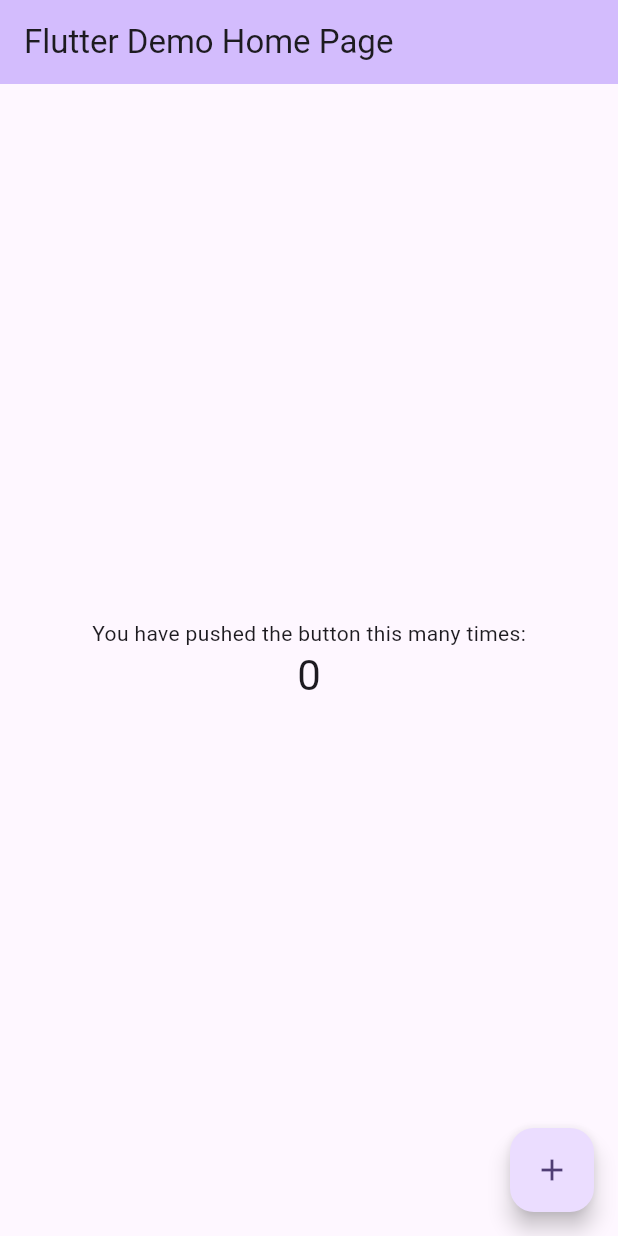
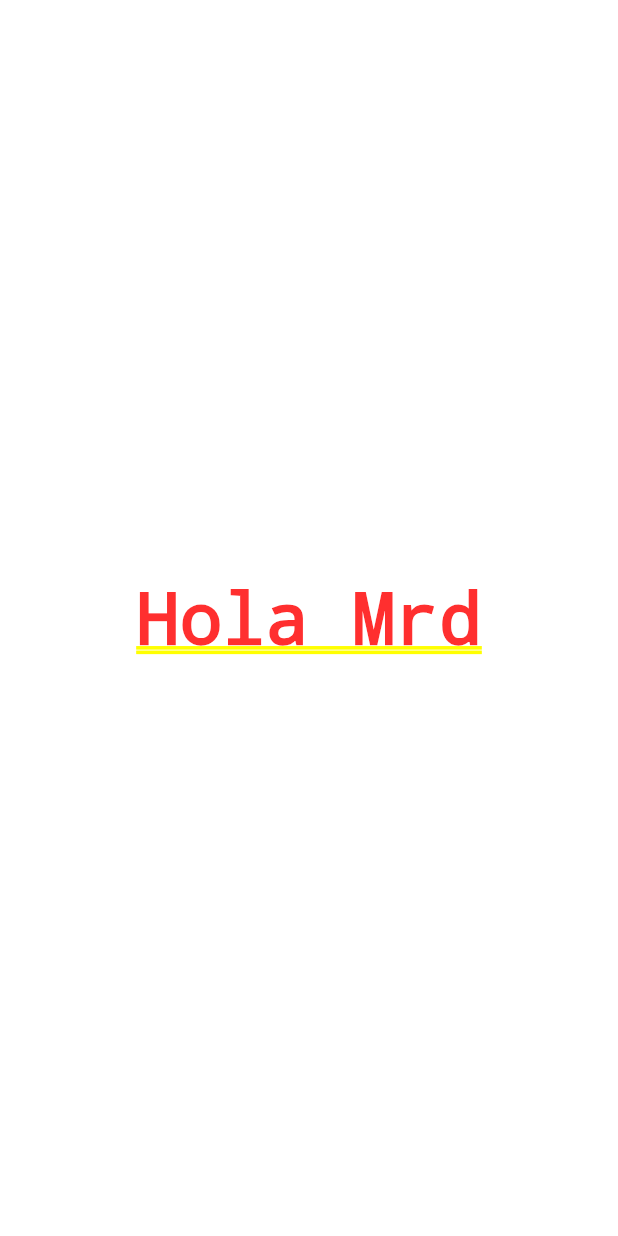
Before and after one commit to Mistak3rly/proyectomovil2, a Flutter app: the screen it shows after launch, on a phone screen of 412 x 824 dp. Run offline on Flutter 3.47's test engine with Material 3 defaults, Android fonts, the phone set to English and light mode, and no system bars; our stand-ins replace flutter_secure_storage, go_router.

Commit message:
Login funcional conectado a backend, uso de package de routes, addicion de screens

```diff
--- /dev/null
+++ b/lib/config/envs.dart
@@ -0,0 +1,3 @@
+class Envs {
+  static String baseUrl = "https://bfmn95bd-8000.brs.devtunnels.ms";
+}
--- a/lib/main.dart
+++ b/lib/main.dart
@@ -1,4 +1,8 @@
 import 'package:flutter/material.dart';
+import 'package:flutter_secure_storage/flutter_secure_storage.dart';
+import 'package:movil_avicola/router/router.dart';
+import 'screens/login_screen.dart'; // Asegúrate de haber creado este archivo
+// import 'screens/dashboard_screen.dart'; // Crea este para el CU07
 
 void main() {
   runApp(const MyApp());
@@ -7,116 +11,69 @@ void main() {
 class MyApp extends StatelessWidget {
   const MyApp({super.key});
 
-  // This widget is the root of your application.
   @override
   Widget build(BuildContext context) {
-    return MaterialApp(
-      title: 'Flutter Demo',
+    return MaterialApp.router(
+      title: 'AviGranja Móvil',
+      debugShowCheckedModeBanner: false,
       theme: ThemeData(
-        // This is the theme of your application.
-        //
-        // TRY THIS: Try running your application with "flutter run". You'll see
-        // the application has a purple toolbar. Then, without quitting the app,
-        // try changing the seedColor in the colorScheme below to Colors.green
-        // and then invoke "hot reload" (save your changes or press the "hot
-        // reload" button in a Flutter-supported IDE, or press "r" if you used
-        // the command line to start the app).
-        //
-        // Notice that the counter didn't reset back to zero; the application
-        // state is not lost during the reload. To reset the state, use hot
-        // restart instead.
-        //
-        // This works for code too, not just values: Most code changes can be
-        // tested with just a hot reload.
-        colorScheme: .fromSeed(seedColor: Colors.deepPurple),
+        // Usamos naranja como color principal según la identidad visual (pág. 55)
+        colorScheme: ColorScheme.fromSeed(seedColor: Colors.orange),
+        useMaterial3: true,
       ),
-      home: const MyHomePage(title: 'Flutter Demo Home Page'),
+      // El home ahora es un verificador de sesión activa
+      routerConfig: router,
     );
   }
 }
 
-class MyHomePage extends StatefulWidget {
-  const MyHomePage({super.key, required this.title});
+/// Widget encargado de decidir si mostrar Login o Dashboard (CU01/CU02)
+class AuthWrapper extends StatelessWidget {
+  const AuthWrapper({super.key});
 
-  // This widget is the home page of your application. It is stateful, meaning
-  // that it has a State object (defined below) that contains fields that affect
-  // how it looks.
+  final _storage = const FlutterSecureStorage();
+  //autenticacion avanzada RNF-10
 
-  // This class is the configuration for the state. It holds the values (in this
-  // case the title) provided by the parent (in this case the App widget) and
-  // used by the build method of the State. Fields in a Widget subclass are
-  // always marked "final".
-
-  final String title;
-
-  @override
-  State<MyHomePage> createState() => _MyHomePageState();
-}
-
-class _MyHomePageState extends State<MyHomePage> {
-  int _counter = 0;
-
-  void _incrementCounter() {
-    setState(() {
-      // This call to setState tells the Flutter framework that something has
-      // changed in this State, which causes it to rerun the build method below
-      // so that the display can reflect the updated values. If we changed
-      // _counter without calling setState(), then the build method would not be
-      // called again, and so nothing would appear to happen.
-      _counter++;
-    });
+  Future<String?> _checkToken() async {
+    // RNF-02: Protección de la información almacenada
+    return await _storage.read(key: 'jwt_token');
   }
 
   @override
   Widget build(BuildContext context) {
-    // This method is rerun every time setState is called, for instance as done
-    // by the _incrementCounter method above.
-    //
-    // The Flutter framework has been optimized to make rerunning build methods
-    // fast, so that you can just rebuild anything that needs updating rather
-    // than having to individually change instances of widgets.
-    return Scaffold(
-      appBar: AppBar(
-        // TRY THIS: Try changing the color here to a specific color (to
-        // Colors.amber, perhaps?) and trigger a hot reload to see the AppBar
-        // change color while the other colors stay the same.
-        backgroundColor: Theme.of(context).colorScheme.inversePrimary,
-        // Here we take the value from the MyHomePage object that was created by
-        // the App.build method, and use it to set our appbar title.
-        title: Text(widget.title),
-      ),
-      body: Center(
-        // Center is a layout widget. It takes a single child and positions it
-        // in the middle of the parent.
-        child: Column(
-          // Column is also a layout widget. It takes a list of children and
-          // arranges them vertically. By default, it sizes itself to fit its
-          // children horizontally, and tries to be as tall as its parent.
-          //
-          // Column has various properties to control how it sizes itself and
-          // how it positions its children. Here we use mainAxisAlignment to
-          // center the children vertically; the main axis here is the vertical
-          // axis because Columns are vertical (the cross axis would be
-          // horizontal).
-          //
-          // TRY THIS: Invoke "debug painting" (choose the "Toggle Debug Paint"
-          // action in the IDE, or press "p" in the console), to see the
-          // wireframe for each widget.
-          mainAxisAlignment: .center,
-          children: [
-            const Text('You have pushed the button this many times:'),
-            Text(
-              '$_counter',
-              style: Theme.of(context).textTheme.headlineMedium,
-            ),
-          ],
-        ),
-      ),
-      floatingActionButton: FloatingActionButton(
-        onPressed: _incrementCounter,
-        tooltip: 'Increment',
-        child: const Icon(Icons.add),
-      ),
+    return FutureBuilder<String?>( //sistema no queda bloqueado mientras se verifica respetando RNF-05 sobre rendimiento
+      future: _checkToken(),
+      builder: (context, snapshot) {
+        // Mientras el sistema procesa (RNF-05: Tiempo de respuesta < 2s)
+        if (snapshot.connectionState == ConnectionState.waiting) {
+          return const Scaffold(
+            body: Center(child: CircularProgressIndicator()),
+          );
+        }
+
+        // Si hay token, el usuario ya inició sesión previamente
+        if (snapshot.hasData && snapshot.data != null) {
+          // Por ahora devolvemos un placeholder del Dashboard (CU07)
+          return const PlaceholderScreen(title: "Dashboard de Galpones");
+        }
+
+        // Si no hay token, redirigir al Login (RF-01) [cite: 601]
+        return const LoginScreen();
+      },
     );
   }
 }
+
+/// Pantalla temporal mientras creas el Dashboard oficial
+class PlaceholderScreen extends StatelessWidget {
+  final String title;
+  const PlaceholderScreen({super.key, required this.title});
+
+  @override
+  Widget build(BuildContext context) {
+    return Scaffold(
+      appBar: AppBar(title: Text(title), backgroundColor: Colors.orange),
+      body: const Center(child: Text("Bienvenido a AviGranja")),
+    );
+  }
+}
--- /dev/null
+++ b/lib/router/router.dart
@@ -0,0 +1,18 @@
+import 'package:go_router/go_router.dart';
+import 'package:movil_avicola/screens/dashboard_screen.dart';
+import 'package:movil_avicola/screens/login_screen.dart';
+
+final router = GoRouter(
+  initialLocation: '/dashboard',
+  routes: [
+  GoRoute(
+    path: '/',
+    builder: (context, state) => const LoginScreen(),
+  ),
+  GoRoute(
+    path: '/dashboard',
+    builder: (context, state) => const DashboardScreen(),
+  ),
+]
+
+);
--- /dev/null
+++ b/lib/screens/dashboard_screen.dart
@@ -0,0 +1,17 @@
+import 'package:flutter/material.dart';
+
+class DashboardScreen extends StatefulWidget {
+  const DashboardScreen({super.key});
+
+  @override
+  State<DashboardScreen> createState() => _DashboardScreenState();
+}
+
+class _DashboardScreenState extends State<DashboardScreen> {
+  @override
+  Widget build(BuildContext context) {
+    return Center(
+      child: Text('Hola Mrd'),
+    );
+  }
+}
```
Also changed, not shown: lib/models/user_model.dart (added, +31 -0 lines), lib/screens/login_screen.dart (added, +257 -0 lines), lib/services/auth_service.dart (added, +51 -0 lines), lib/services/galpon_service.dart (added, +39 -0 lines), pubspec.yaml (+8 -0 lines), assets/logo.png (added), lib/models/galpon_model.dart (added), pubspec.lock, 6 other files.
